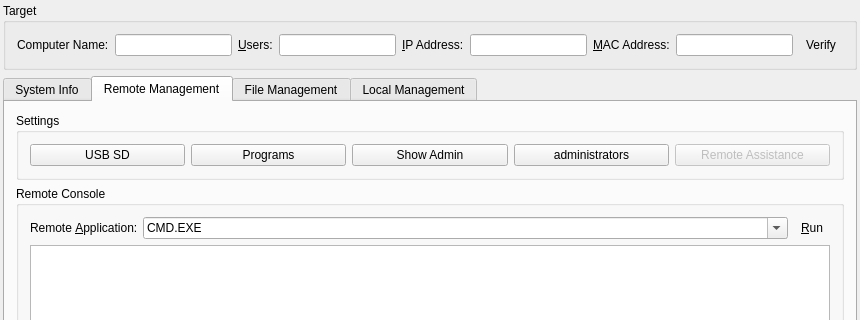
This is APP/src/managementsystem/plugins/controlcenter/systemmanagement/systemmanagementwidget.ui in RallyWRT/qtapplications as Qt 5 draws it before an edit; both pictures show x 0 to 860 and y 0 to 320 of the 860 by 592 pixel window. The edited form follows.
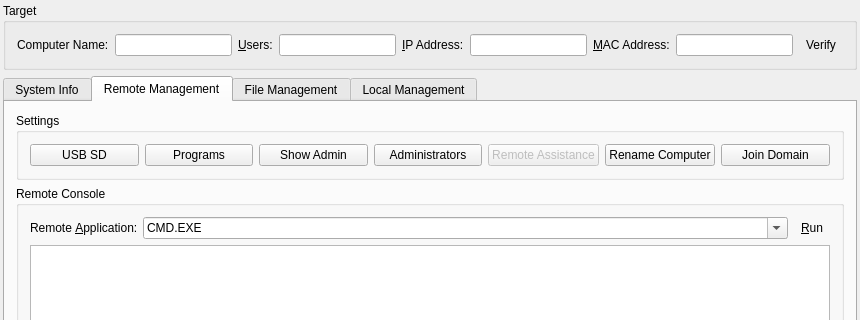
This is the edited form. The open tabs and pages were chosen to show the change. Icons and pictures are not drawn. Custom widgets are drawn as their Qt base class.

Patch:
```diff
--- a/APP/src/managementsystem/plugins/controlcenter/systemmanagement/systemmanagementwidget.ui
+++ b/APP/src/managementsystem/plugins/controlcenter/systemmanagement/systemmanagementwidget.ui
@@ -745,7 +745,7 @@
           <item row="0" column="3">
            <widget class="QPushButton" name="pushButtonAdminsManagement">
             <property name="text">
-             <string>administrators</string>
+             <string>Administrators</string>
             </property>
            </widget>
           </item>
@@ -765,6 +765,20 @@
             </property>
            </widget>
           </item>
+          <item row="0" column="5">
+           <widget class="QPushButton" name="pushButtonRenameComputer">
+            <property name="text">
+             <string>Rename Computer</string>
+            </property>
+           </widget>
+          </item>
+          <item row="0" column="6">
+           <widget class="QPushButton" name="pushButtonDomain">
+            <property name="text">
+             <string>Join Domain</string>
+            </property>
+           </widget>
+          </item>
          </layout>
         </widget>
        </item>
```
Left out of the diff: 2 changed lines with no effect on the pictures.
